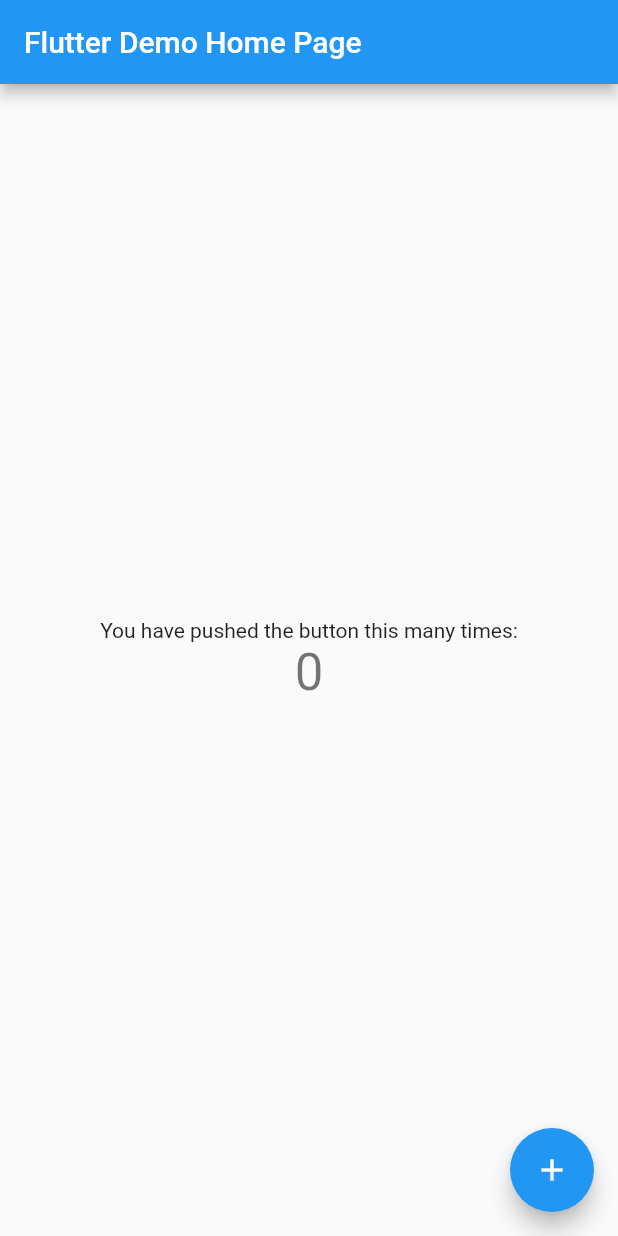
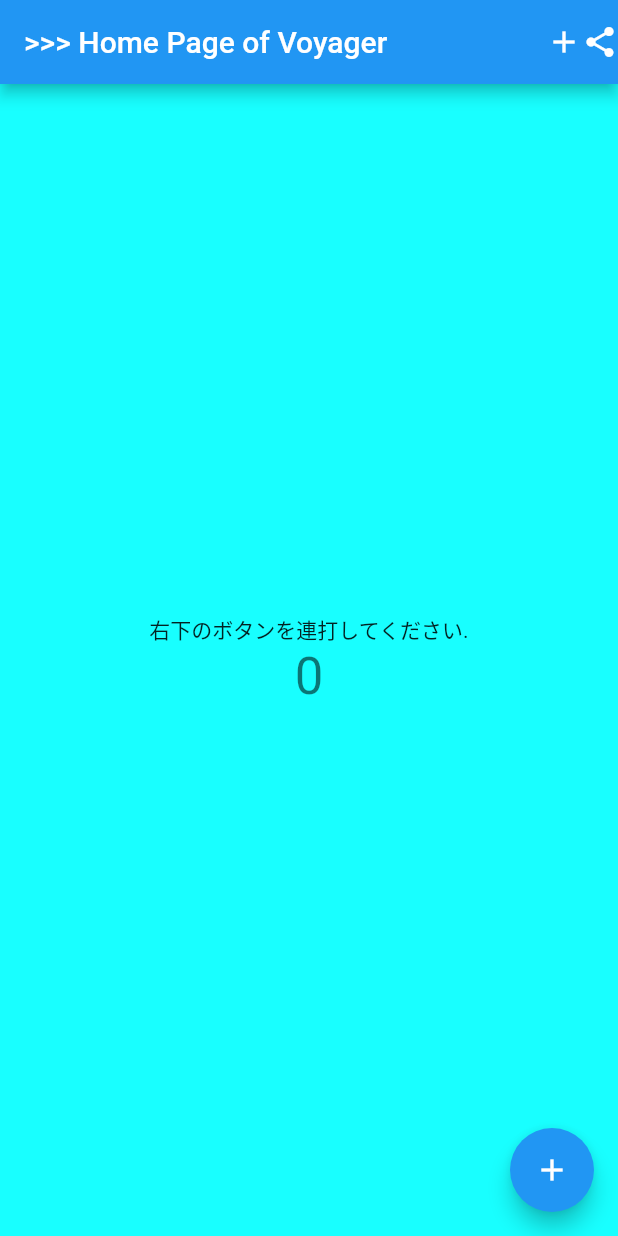
Before and after one commit to VoyagerYoshida/first_app, a Flutter app: the screen it shows after launch, on a phone screen of 412 x 824 dp. Run offline on Flutter 3.47's test engine with Material 2 defaults, Android fonts, the phone set to English and light mode, and no system bars.

Commit message:
study : usage of Widget

```diff
--- a/lib/main.dart
+++ b/lib/main.dart
@@ -5,44 +5,21 @@ void main() {
 }
 
 class MyApp extends StatelessWidget {
-  // This widget is the root of your application.
   @override
   Widget build(BuildContext context) {
     return MaterialApp(
       title: 'Flutter Demo',
       theme: ThemeData(
-        // This is the theme of your application.
-        //
-        // Try running your application with "flutter run". You'll see the
-        // application has a blue toolbar. Then, without quitting the app, try
-        // changing the primarySwatch below to Colors.green and then invoke
-        // "hot reload" (press "r" in the console where you ran "flutter run",
-        // or simply save your changes to "hot reload" in a Flutter IDE).
-        // Notice that the counter didn't reset back to zero; the application
-        // is not restarted.
         primarySwatch: Colors.blue,
-        // This makes the visual density adapt to the platform that you run
-        // the app on. For desktop platforms, the controls will be smaller and
-        // closer together (more dense) than on mobile platforms.
         visualDensity: VisualDensity.adaptivePlatformDensity,
       ),
-      home: MyHomePage(title: 'Flutter Demo Home Page'),
+      home: MyHomePage(title: '>>> Home Page of Voyager'),
     );
   }
 }
 
 class MyHomePage extends StatefulWidget {
   MyHomePage({Key key, this.title}) : super(key: key);
-
-  // This widget is the home page of your application. It is stateful, meaning
-  // that it has a State object (defined below) that contains fields that affect
-  // how it looks.
-
-  // This class is the configuration for the state. It holds the values (in this
-  // case the title) provided by the parent (in this case the App widget) and
-  // used by the build method of the State. Fields in a Widget subclass are
-  // always marked "final".
-
   final String title;
 
   @override
@@ -54,51 +31,28 @@ class _MyHomePageState extends State<MyHomePage> {
 
   void _incrementCounter() {
     setState(() {
-      // This call to setState tells the Flutter framework that something has
-      // changed in this State, which causes it to rerun the build method below
-      // so that the display can reflect the updated values. If we changed
-      // _counter without calling setState(), then the build method would not be
-      // called again, and so nothing would appear to happen.
       _counter++;
     });
   }
 
   @override
   Widget build(BuildContext context) {
-    // This method is rerun every time setState is called, for instance as done
-    // by the _incrementCounter method above.
-    //
-    // The Flutter framework has been optimized to make rerunning build methods
-    // fast, so that you can just rebuild anything that needs updating rather
-    // than having to individually change instances of widgets.
     return Scaffold(
       appBar: AppBar(
-        // Here we take the value from the MyHomePage object that was created by
-        // the App.build method, and use it to set our appbar title.
         title: Text(widget.title),
+        actions: <Widget>[
+          Icon(Icons.add),
+          Icon(Icons.share),
+        ],
       ),
-      body: Center(
-        // Center is a layout widget. It takes a single child and positions it
-        // in the middle of the parent.
+      body: Container(
+        width: double.infinity,
+        color: Colors.cyanAccent,
         child: Column(
-          // Column is also a layout widget. It takes a list of children and
-          // arranges them vertically. By default, it sizes itself to fit its
-          // children horizontally, and tries to be as tall as its parent.
-          //
-          // Invoke "debug painting" (press "p" in the console, choose the
-          // "Toggle Debug Paint" action from the Flutter Inspector in Android
-          // Studio, or the "Toggle Debug Paint" command in Visual Studio Code)
-          // to see the wireframe for each widget.
-          //
-          // Column has various properties to control how it sizes itself and
-          // how it positions its children. Here we use mainAxisAlignment to
-          // center the children vertically; the main axis here is the vertical
-          // axis because Columns are vertical (the cross axis would be
-          // horizontal).
           mainAxisAlignment: MainAxisAlignment.center,
           children: <Widget>[
             Text(
-              'You have pushed the button this many times:',
+              '右下のボタンを連打してください.',
             ),
             Text(
               '$_counter',
```
